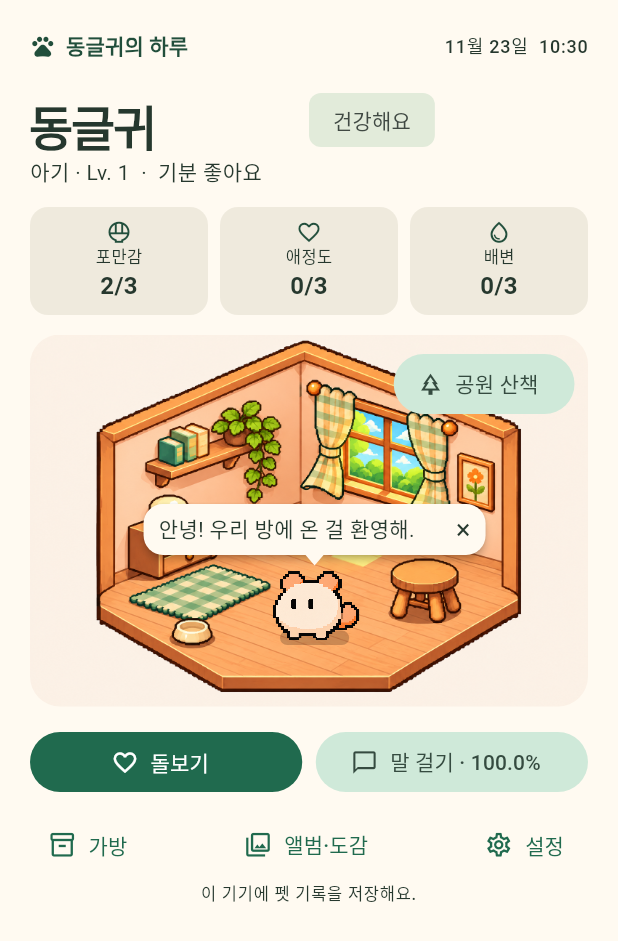
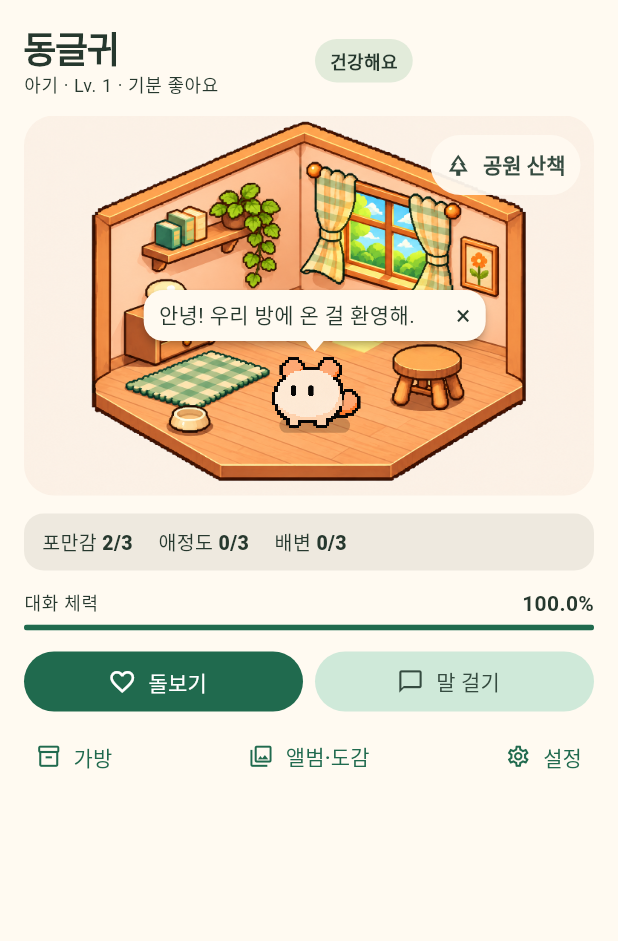
Before and after one commit to JordonPark/donglgewi-pet, a Flutter app: the screen it shows after launch, on a phone screen of 412 x 824 dp. Shown: the top 941 px of the screen. Run offline on Flutter 3.47's test engine with Material 3 defaults, Android fonts, the phone set to English and light mode, and no system bars; our stand-ins replace image_picker, material_ui, web; missing offline and left inert: llamadart; Roboto replaces fonts that are missing (PetNotoSansKR).

Commit message:
Redesign the pet room for iPhone Duo and compact screens

```diff
--- a/lib/main.dart
+++ b/lib/main.dart
@@ -4,8 +4,13 @@ import 'dart:math' as math;
 import 'dart:typed_data';
 
 import 'package:flutter/foundation.dart'
-    show LicenseEntryWithLineBreaks, LicenseRegistry;
-import 'package:flutter/services.dart' show rootBundle;
+    show
+        LicenseEntryWithLineBreaks,
+        LicenseRegistry,
+        defaultTargetPlatform,
+        kIsWeb;
+import 'package:flutter/services.dart'
+    show MethodChannel, MissingPluginException, PlatformException, rootBundle;
 import 'package:image_picker/image_picker.dart';
 import 'package:material_ui/material_ui.dart';
 
@@ -66,9 +71,11 @@ class PetRoom extends StatefulWidget {
 class _PetRoomState extends State<PetRoom> with SingleTickerProviderStateMixin {
   static const _home = Offset(.51, .82);
   static const _park = Offset(.52, .59);
+  static const _layoutChannel = MethodChannel('donglgewi/layout');
   final _picker = ImagePicker();
   final _message = TextEditingController();
   final _messageFocus = FocusNode();
+  final _composerKey = GlobalKey();
   late final AnimationController _idle;
   late PetGame _game;
   PetVoice? _voice;
@@ -90,6 +97,10 @@ class _PetRoomState extends State<PetRoom> with SingleTickerProviderStateMixin {
   double? _download;
   String _bubble = '안녕! 우리 방에 온 걸 환영해.';
   String _storageError = '';
+  String? _toolbarSide;
+
+  bool get _usesIosLayout =>
+      !kIsWeb && defaultTargetPlatform == TargetPlatform.iOS;
 
   @override
   void initState() {
@@ -98,7 +109,36 @@ class _PetRoomState extends State<PetRoom> with SingleTickerProviderStateMixin {
       vsync: this,
       duration: const Duration(seconds: 3),
     )..repeat(reverse: true);
+    if (_usesIosLayout) {
+      _layoutChannel.setMethodCallHandler((call) async {
+        if (call.method == 'toolbarSideChanged') {
+          _setToolbarSide(call.arguments);
+        }
+      });
+      unawaited(_readToolbarSide());
+    }
     unawaited(_restore());
+  }
+
+  Future<void> _readToolbarSide() async {
+    try {
+      _setToolbarSide(await _layoutChannel.invokeMethod<String>('toolbarSide'));
+    } on MissingPluginException {
+      // Older preview builds can lay out the game without the native hint.
+    } on PlatformException {
+      // SafeArea and window constraints still govern the layout.
+    }
+  }
+
+  void _setToolbarSide(Object? side) {
+    final position = switch (side) {
+      'left' => 'left',
+      'right' => 'right',
+      _ => null,
+    };
+    if (mounted && _toolbarSide != position) {
+      setState(() => _toolbarSide = position);
+    }
   }
 
   Future<void> _restore() async {
@@ -149,6 +189,7 @@ class _PetRoomState extends State<PetRoom> with SingleTickerProviderStateMixin {
   @override
   void dispose() {
     _timer?.cancel();
+    if (_usesIosLayout) _layoutChannel.setMethodCallHandler(null);
     _idle.dispose();
     _message.dispose();
     _messageFocus.dispose();
@@ -785,6 +826,7 @@ class _PetRoomState extends State<PetRoom> with SingleTickerProviderStateMixin {
   }
 
   Widget _composer() => Material(
+    key: _composerKey,
     color: paper,
     child: Padding(
       padding: const EdgeInsets.fromLTRB(16, 4, 16, 6),
@@ -987,226 +1029,295 @@ class _PetRoomState extends State<PetRoom> with SingleTickerProviderStateMixin {
     if (!_ready) {
       return const Scaffold(body: Center(child: CircularProgressIndicator()));
     }
-    final now = _game.at;
     final keyboardOpen =
         _chatOpen && MediaQuery.viewInsetsOf(context).bottom > 0;
     return Scaffold(
       body: SafeArea(
-        child: Center(
+        child: LayoutBuilder(
+          builder: (context, space) =>
+              space.maxWidth >= 620 && space.maxHeight >= 340
+              ? _wideRoom(space)
+              : _compactRoom(keyboardOpen),
+        ),
+      ),
+    );
+  }
+
+  Widget _compactRoom(bool keyboardOpen) => Center(
     child: ConstrainedBox(
-            constraints: const BoxConstraints(maxWidth: 590),
+      constraints: const BoxConstraints(maxWidth: 610),
       child: Column(
         children: [
           Expanded(
             child: LayoutBuilder(
-                    builder: (context, constraints) => ListView(
+              builder: (context, space) => ListView(
                 key: ValueKey(keyboardOpen),
-                      padding: EdgeInsets.fromLTRB(
-                        20,
-                        keyboardOpen ? 6 : 20,
-                        20,
-                        16,
-                      ),
+                padding: EdgeInsets.fromLTRB(16, keyboardOpen ? 4 : 16, 16, 14),
                 children: [
                   if (!keyboardOpen) ...[
-                          Row(
-                            children: [
-                              const Icon(Icons.pets, size: 17, color: forest),
-                              const SizedBox(width: 7),
-                              Text(
-                                '동글귀의 하루',
-                                style: Theme.of(context).textTheme.labelLarge
-                                    ?.copyWith(
-                                      color: forest,
-                                      fontWeight: FontWeight.w800,
-                                    ),
-                              ),
-                              const Spacer(),
-                              Text(
-                                '${now.month}월 ${now.day}일  ${now.hour.toString().padLeft(2, '0')}:${now.minute.toString().padLeft(2, '0')}',
-                                style: Theme.of(context).textTheme.labelMedium,
-                              ),
-                            ],
-                          ),
-                          const SizedBox(height: 15),
-                          Row(
-                            crossAxisAlignment: CrossAxisAlignment.end,
-                            children: [
-                              Expanded(
-                                child: Text(
-                                  '동글귀',
-                                  style: Theme.of(context)
-                                      .textTheme
-                                      .headlineLarge
-                                      ?.copyWith(
-                                        fontWeight: FontWeight.w900,
-                                        letterSpacing: -1.4,
-                                      ),
-                                ),
-                              ),
-                              Flexible(
-                                child: Chip(
-                                  side: BorderSide.none,
-                                  backgroundColor: _game.healthy
-                                      ? mint
-                                      : const Color(0xffffdfcb),
-                                  label: Text(
-                                    _game.healthLabel,
-                                    overflow: TextOverflow.ellipsis,
-                                  ),
-                                ),
-                              ),
-                            ],
-                          ),
-                          Text(
-                            '${_game.stage} · Lv. ${_game.level}  ·  기분 ${_game.moodLabel}',
-                          ),
-                          const SizedBox(height: 13),
-                          Row(
-                            children: [
-                              _metric(
-                                '포만감',
-                                '${_game.fullness}/${_game.maxFullness}',
-                                Icons.rice_bowl_outlined,
-                              ),
-                              const SizedBox(width: 8),
-                              _metric(
-                                '애정도',
-                                '${_game.affection}/${_game.nextAffection}',
-                                Icons.favorite_border,
-                              ),
-                              const SizedBox(width: 8),
-                              _metric(
-                                '배변',
-                                '${_game.waste}/3',
-                                Icons.water_drop_outlined,
-                              ),
-                            ],
-                          ),
-                          const SizedBox(height: 13),
+                    _identity(),
+                    const SizedBox(height: 12),
                   ],
                   Center(
                     child: ConstrainedBox(
                       constraints: BoxConstraints(
                         maxWidth: keyboardOpen
-                                  ? math.max(
-                                      120,
-                                      (constraints.maxHeight - 10) * 1.5,
-                                    )
-                                  : 590,
+                            ? math.max(120, (space.maxHeight - 12) * 1.5)
+                            : 610,
                       ),
                       child: _scene(),
                     ),
                   ),
                   if (!_game.alive)
-                          Text(_bubble, textAlign: TextAlign.center),
+                    Padding(
+                      padding: const EdgeInsets.only(top: 8),
+                      child: Text(_bubble),
+                    ),
                   if (!keyboardOpen) ...[
+                    const SizedBox(height: 12),
+                    _status(),
+                    const SizedBox(height: 12),
+                    _actions(context),
+                    ..._messages(),
+                  ],
+                ],
+              ),
+            ),
+          ),
+          if (_chatOpen && _game.alive) _composer(),
+        ],
+      ),
+    ),
+  );
+
+  Widget _wideRoom(BoxConstraints space) {
+    final controlWidth = (space.maxWidth * .34).clamp(232.0, 320.0);
+    return Padding(
+      padding: const EdgeInsets.all(18),
+      child: Row(
+        key: const ValueKey('wide-room'),
+        textDirection: _toolbarSide == 'left'
+            ? TextDirection.rtl
+            : TextDirection.ltr,
+        children: [
+          Expanded(
+            child: Center(
+              child: ConstrainedBox(
+                constraints: BoxConstraints(
+                  maxWidth: math.max(160, (space.maxHeight - 36) * 1.5),
+                ),
+                child: _scene(),
+              ),
+            ),
+          ),
+          const SizedBox(width: 16),
+          SizedBox(
+            key: const ValueKey('room-controls'),
+            width: controlWidth,
+            child: DecoratedBox(
+              decoration: BoxDecoration(
+                color: const Color(0xfff3ede2),
+                borderRadius: BorderRadius.circular(22),
+              ),
+              child: ListView(
+                keyboardDismissBehavior:
+                    ScrollViewKeyboardDismissBehavior.onDrag,
+                padding: const EdgeInsets.all(14),
+                children: [
+                  _identity(),
+                  const SizedBox(height: 12),
+                  _status(),
+                  const SizedBox(height: 12),
+                  if (!_game.alive) Text(_bubble),
+                  if (_chatOpen && _game.alive) _composer(),
+                  _actions(context, stacked: true),
+                  ..._messages(),
+                ],
+              ),
+            ),
+          ),
+        ],
+      ),
+    );
+  }
+
+  Widget _identity() => LayoutBuilder(
+    builder: (context, space) {
+      final title = Column(
+        crossAxisAlignment: CrossAxisAlignment.start,
+        children: [
+          Text(
+            '동글귀',
+            style: Theme.of(context).textTheme.headlineSmall?.copyWith(
+              fontWeight: FontWeight.w800,
+              letterSpacing: -.9,
+            ),
+          ),
+          Text(
+            '${_game.stage} · Lv. ${_game.level} · 기분 ${_game.moodLabel}',
+            style: Theme.of(context).textTheme.bodySmall,
+          ),
+        ],
+      );
+      final health = Container(
+        padding: const EdgeInsets.symmetric(horizontal: 10, vertical: 6),
+        decoration: BoxDecoration(
+          color: _game.healthy ? mint : const Color(0xffffdfcb),
+          borderRadius: BorderRadius.circular(18),
+        ),
+        child: Text(
+          _game.healthLabel,
+          style: const TextStyle(fontSize: 12, fontWeight: FontWeight.w700),
+        ),
+      );
+      if (space.maxWidth < 270 ||
+          MediaQuery.textScalerOf(context).scale(14) > 19) {
+        return Column(
+          crossAxisAlignment: CrossAxisAlignment.start,
+          children: [title, const SizedBox(height: 6), health],
+        );
+      }
+      return Row(
+        crossAxisAlignment: CrossAxisAlignment.center,
+        children: [
+          Expanded(child: title),
+          const SizedBox(width: 8),
+          Flexible(child: health),
+        ],
+      );
+    },
+  );
+
+  Widget _status() => Container(
+    padding: const EdgeInsets.symmetric(horizontal: 12, vertical: 9),
+    decoration: BoxDecoration(
+      color: const Color(0xffeee9df),
+      borderRadius: BorderRadius.circular(13),
+    ),
+    child: Wrap(
+      spacing: 17,
+      runSpacing: 4,
+      children: [
+        _stat('포만감', '${_game.fullness}/${_game.maxFullness}'),
+        _stat('애정도', '${_game.affection}/${_game.nextAffection}'),
+        _stat('배변', '${_game.waste}/3'),
+      ],
+    ),
+  );
+
+  Widget _stat(String label, String value) => Text.rich(
+    TextSpan(
+      text: '$label ',
+      style: const TextStyle(fontSize: 13),
+      children: [
+        TextSpan(
+          text: value,
+          style: const TextStyle(fontWeight: FontWeight.w800),
+        ),
+      ],
+    ),
+  );
+
+  Widget _actions(BuildContext context, {bool stacked = false}) {
+    final care = FilledButton.icon(
+      onPressed: _busy || !_game.alive ? null : _care,
+      icon: const Icon(Icons.favorite_border, size: 19),
+      label: const Text('돌보기'),
+    );
+    final talk = FilledButton.tonalIcon(
+      onPressed: _busy || !_game.alive || _chatOpen ? null : _openChat,
+      icon: const Icon(Icons.chat_bubble_outline, size: 18),
+      label: const Text('말 걸기'),
+    );
+    final vertical = stacked || MediaQuery.textScalerOf(context).scale(14) > 20;
+    return Column(
+      crossAxisAlignment: CrossAxisAlignment.stretch,
+      children: [
+        if (!_chatOpen) ...[
+          Semantics(
+            label: '대화 체력 $_energyLabel',
+            child: ExcludeSemantics(
+              child: Row(
+                children: [
+                  Expanded(
+                    child: Text(
+                      '대화 체력',
+                      style: Theme.of(context).textTheme.labelMedium,
+                    ),
+                  ),
+                  Text(
+                    _energyLabel,
+                    style: const TextStyle(fontWeight: FontWeight.w700),
+                  ),
+                ],
+              ),
+            ),
+          ),
+          const SizedBox(height: 4),
+          ClipRRect(
+            borderRadius: BorderRadius.circular(5),
+            child: LinearProgressIndicator(
+              value: _game.energy / _game.maxEnergy,
+              minHeight: 4,
+            ),
+          ),
+          const SizedBox(height: 10),
+        ],
+        if (vertical) ...[
+          care,
+          const SizedBox(height: 6),
+          talk,
+        ] else
+          Row(
+            children: [
+              Expanded(child: care),
+              const SizedBox(width: 8),
+              Expanded(child: talk),
+            ],
+          ),
+        if (_canReplay && !_busy)
+          OutlinedButton.icon(
+            onPressed: _chooseThrow,
+            icon: const Icon(Icons.replay),
+            label: const Text('한 번 더 던지기'),
+          ),
+        const SizedBox(height: 2),
+        Wrap(
+          spacing: 4,
+          runSpacing: 0,
+          alignment: stacked ? WrapAlignment.start : WrapAlignment.spaceBetween,
+          children: [
+            _shortcut(Icons.inventory_2_outlined, '가방', () => _bag()),
+            _shortcut(Icons.collections_outlined, '앨범·도감', _album),
+            _shortcut(Icons.settings_outlined, '설정', _settings),
+          ],
+        ),
+      ],
+    );
+  }
+
+  List<Widget> _messages() => [
     if (_storageError.isNotEmpty) Text(_storageError),
     if (_download case final double progress) ...[
       const SizedBox(height: 8),
       LinearProgressIndicator(value: progress),
       Text('모델 받는 중 ${(progress * 100).round()}%'),
     ],
-                          const SizedBox(height: 13),
-                          if (_canReplay && !_busy)
-                            OutlinedButton.icon(
-                              onPressed: _chooseThrow,
-                              icon: const Icon(Icons.replay),
-                              label: const Text('한 번 더 던지기'),
-                            ),
-                          Row(
-                            children: [
-                              Expanded(
-                                child: FilledButton.icon(
-                                  onPressed: _busy || !_game.alive
-                                      ? null
-                                      : _care,
-                                  icon: const Icon(Icons.favorite_border),
-                                  label: const Text('돌보기'),
-                                ),
-                              ),
-                              const SizedBox(width: 9),
-                              Expanded(
-                                child: FilledButton.tonalIcon(
-                                  onPressed: _busy || !_game.alive || _chatOpen
-                                      ? null
-                                      : _openChat,
-                                  icon: const Icon(Icons.chat_bubble_outline),
-                                  label: Text('말 걸기 · $_energyLabel'),
-                                ),
-                              ),
-                            ],
-                          ),
-                          const SizedBox(height: 7),
-                          Row(
-                            mainAxisAlignment: MainAxisAlignment.spaceBetween,
-                            children: [
-                              _shortcut(
-                                Icons.inventory_2_outlined,
-                                '가방',
-                                () => _bag(),
-                              ),
-                              _shortcut(
-                                Icons.collections_outlined,
-                                '앨범·도감',
-                                _album,
-                              ),
-                              _shortcut(
-                                Icons.settings_outlined,
-                                '설정',
-                                _settings,
-                              ),
-                            ],
-                          ),
-                          Text(
-                            _game.demoClock
-                                ? '시연 시계 사용 중'
-                                : '이 기기에 펫 기록을 저장해요.',
-                            textAlign: TextAlign.center,
-                            style: Theme.of(context).textTheme.labelSmall,
-                          ),
-                        ],
-                      ],
-                    ),
-                  ),
-                ),
-                if (_chatOpen && _game.alive) _composer(),
-              ],
-            ),
-          ),
-        ),
-      ),
-    );
-  }
-
-  Widget _metric(String label, String value, IconData icon) => Expanded(
-    child: Container(
-      padding: const EdgeInsets.symmetric(horizontal: 5, vertical: 8),
-      decoration: BoxDecoration(
-        color: const Color(0xffefeadd),
-        borderRadius: BorderRadius.circular(12),
-      ),
-      child: Column(
-        children: [
-          Icon(icon, color: forest, size: 17),
-          Text(label, style: const TextStyle(fontSize: 11)),
-          Text(
-            value,
-            style: const TextStyle(fontSize: 16, fontWeight: FontWeight.bold),
-          ),
-        ],
-      ),
-    ),
-  );
+    if (_game.demoClock) const Text('시연 시계 사용 중', textAlign: TextAlign.center),
+  ];
 
   Widget _shortcut(IconData icon, String label, VoidCallback press) =>
       TextButton.icon(
         onPressed: _busy ? null : press,
-        icon: Icon(icon, size: 19),
+        icon: Icon(icon, size: 17),
         label: Text(label),
+        style: TextButton.styleFrom(
+          padding: const EdgeInsets.symmetric(horizontal: 8),
+        ),
       );
 
   Widget _scene() => ClipRRect(
+    key: const ValueKey('pet-stage'),
     borderRadius: BorderRadius.circular(20),
     child: AspectRatio(
       aspectRatio: 1.5,
@@ -1327,6 +1438,11 @@ class _PetRoomState extends State<PetRoom> with SingleTickerProviderStateMixin {
                         size: 17,
                       ),
                       label: Text(_game.inPark ? '집으로' : '공원 산책'),
+                      style: FilledButton.styleFrom(
+                        backgroundColor: paper.withValues(alpha: .94),
+                        padding: const EdgeInsets.symmetric(horizontal: 10),
+                        textStyle: const TextStyle(fontWeight: FontWeight.w700),
+                      ),
                     ),
                   ),
                 ],
```
Also changed, not shown: 6 other files. Lines whose indentation alone changed are shown as unchanged.
